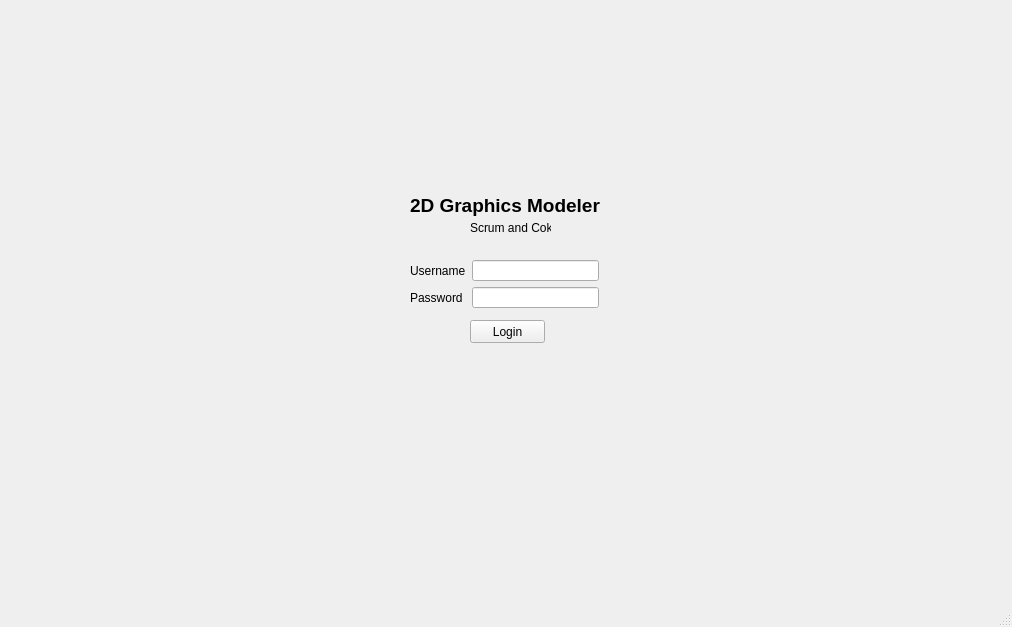
Before: the Qt Designer form CS1C_Graphics_Modeler/mainwindow.ui in utsavparajuli/CS1C-Group-Project, drawn with Qt 5.
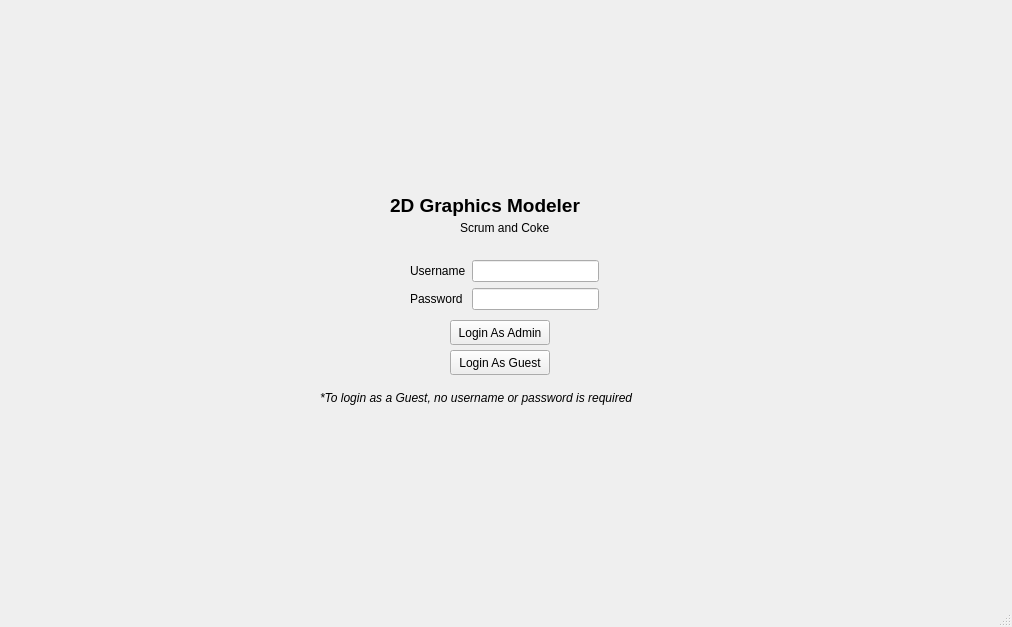
After: the same form once the commit is applied.

Commit message:
New Guest Button
I added a guest button onto the mainwindow.ui

Patch:
```diff
--- a/CS1C_Graphics_Modeler/mainwindow.ui
+++ b/CS1C_Graphics_Modeler/mainwindow.ui
@@ -13,13 +13,16 @@
   <property name="windowTitle">
    <string>MainWindow</string>
   </property>
+  <property name="autoFillBackground">
+   <bool>false</bool>
+  </property>
   <widget class="QWidget" name="centralwidget">
    <widget class="QLabel" name="MainLoginTitle">
     <property name="geometry">
      <rect>
-      <x>410</x>
+      <x>390</x>
       <y>190</y>
-      <width>201</width>
+      <width>251</width>
       <height>31</height>
      </rect>
     </property>
@@ -30,9 +33,9 @@
    <widget class="QLabel" name="TeamNameLoginTitle">
     <property name="geometry">
      <rect>
-      <x>470</x>
+      <x>460</x>
       <y>220</y>
-      <width>81</width>
+      <width>101</width>
       <height>16</height>
      </rect>
     </property>
@@ -43,23 +46,23 @@
    <widget class="QPushButton" name="LoginButton">
     <property name="geometry">
      <rect>
-      <x>470</x>
+      <x>450</x>
       <y>320</y>
-      <width>75</width>
-      <height>23</height>
+      <width>100</width>
+      <height>25</height>
      </rect>
     </property>
     <property name="text">
-     <string>Login</string>
+     <string>Login As Admin</string>
     </property>
    </widget>
-   <widget class="QWidget" name="">
+   <widget class="QWidget" name="layoutWidget">
     <property name="geometry">
      <rect>
       <x>410</x>
       <y>260</y>
       <width>189</width>
-      <height>48</height>
+      <height>57</height>
      </rect>
     </property>
     <layout class="QFormLayout" name="UsernamePasswordLayout">
@@ -85,6 +88,37 @@
      </item>
     </layout>
    </widget>
+   <widget class="QPushButton" name="LoginButtonGuest">
+    <property name="geometry">
+     <rect>
+      <x>450</x>
+      <y>350</y>
+      <width>100</width>
+      <height>25</height>
+     </rect>
+    </property>
+    <property name="text">
+     <string>Login As Guest</string>
+    </property>
+   </widget>
+   <widget class="QLabel" name="LoginUserNoteTitle">
+    <property name="geometry">
+     <rect>
+      <x>320</x>
+      <y>390</y>
+      <width>351</width>
+      <height>16</height>
+     </rect>
+    </property>
+    <property name="font">
+     <font>
+      <italic>true</italic>
+     </font>
+    </property>
+    <property name="text">
+     <string>*To login as a Guest, no username or password is required</string>
+    </property>
+   </widget>
   </widget>
   <widget class="QMenuBar" name="menubar">
    <property name="geometry">
```
Left out of the diff: 2 changed lines with no effect on the pictures. The commit also changes 9 other files.
